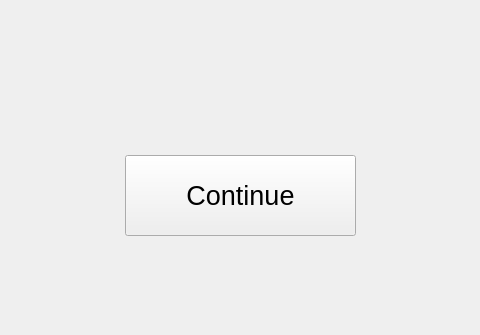
Qt form Python/SportsTutor/main.ui (CUBoulder-2018spring-ML4HCI/Final-MoCap-SportsTutor) before a commit; both pictures show x 255 to 735 and y 455 to 790 of the 1440 by 790 pixel window.
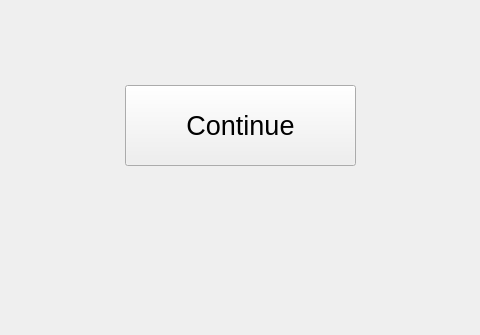
The same form after that commit. Icons and pictures are not drawn.

```diff
--- a/Python/SportsTutor/main.ui
+++ b/Python/SportsTutor/main.ui
@@ -17,8 +17,8 @@
    <widget class="QStackedWidget" name="stackedWidget">
     <property name="geometry">
      <rect>
-      <x>-10</x>
-      <y>40</y>
+      <x>0</x>
+      <y>0</y>
       <width>1031</width>
       <height>681</height>
      </rect>
@@ -1253,6 +1253,42 @@
     <property name="currentIndex">
      <number>0</number>
     </property>
+    <widget class="QWidget" name="page_5">
+     <widget class="QLabel" name="label_5">
+      <property name="geometry">
+       <rect>
+        <x>290</x>
+        <y>70</y>
+        <width>431</width>
+        <height>451</height>
+       </rect>
+      </property>
+      <property name="text">
+       <string/>
+      </property>
+      <property name="pixmap">
+       <pixmap>pics/Asset 2@4x.png</pixmap>
+      </property>
+     </widget>
+     <widget class="QPushButton" name="continue_button_2">
+      <property name="geometry">
+       <rect>
+        <x>380</x>
+        <y>540</y>
+        <width>231</width>
+        <height>81</height>
+       </rect>
+      </property>
+      <property name="font">
+       <font>
+        <pointsize>20</pointsize>
+       </font>
+      </property>
+      <property name="text">
+       <string>Continue</string>
+      </property>
+     </widget>
+    </widget>
     <widget class="QWidget" name="page">
      <widget class="QPushButton" name="continue_button">
       <property name="geometry">
```
Left out of the diff: 1220 changed lines with no effect on the pictures.
